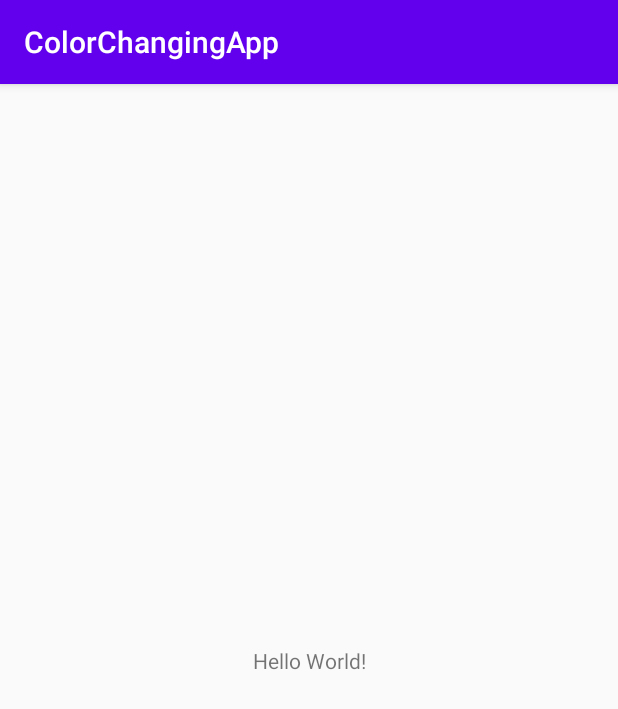
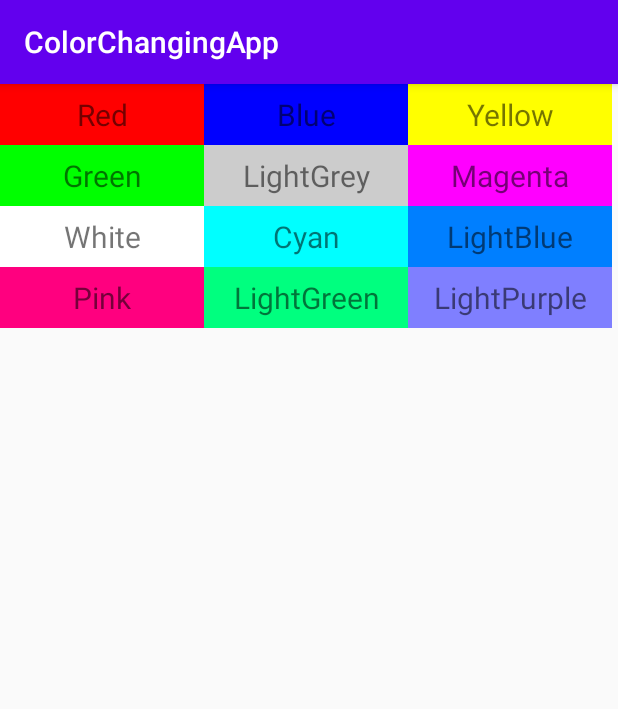
Before and after one commit to annguyen2790/ColorChangingApp, an Android app: the screen it shows after launch (PalletteActivity), on a phone screen of 412 x 824 dp. Shown: the top 709 px of the screen. Run offline under Robolectric (Android 15) with nearby library versions, the phone set to English and light mode, and no system bars.

Commit message:
Achieve the desired behaviours of changing color!

```diff
--- a/app/src/main/java/edu/temple/colorchangingapp/ColorAdapter.java
+++ b/app/src/main/java/edu/temple/colorchangingapp/ColorAdapter.java
@@ -1,19 +1,30 @@
 package edu.temple.colorchangingapp;
 
+import android.content.Context;
+import android.graphics.Color;
+import android.view.Gravity;
 import android.view.View;
 import android.view.ViewGroup;
 import android.widget.BaseAdapter;
+import android.widget.TextView;
+
+import java.util.ArrayList;
 
 public class ColorAdapter extends BaseAdapter {
-
+    private Context context;
+    String [] colors;
+    public ColorAdapter(Context context, String [] colors){
+        this.context = context;
+        this.colors = colors;
+    }
     @Override
     public int getCount() {
-        return 0;
+        return colors.length;
     }
 
     @Override
     public Object getItem(int i) {
-        return null;
+        return colors[i];
     }
 
     @Override
@@ -23,6 +34,26 @@ public class ColorAdapter extends BaseAdapter {
 
     @Override
     public View getView(int i, View view, ViewGroup viewGroup) {
-        return null;
+        TextView textView;
+        if(view == null){
+            textView = new TextView(context);
+            textView.setPadding(10,10,10,10);
+            textView.setWidth(1);
+            textView.setTextSize(20);
+        }
+        else{
+            textView = (TextView) view;
+        }
+        int color [] = {
+                Color.RED, Color.BLUE, Color.YELLOW,
+                Color.GREEN, Color.LTGRAY, Color.MAGENTA,
+                Color.WHITE, Color.CYAN, Color.rgb(0, 127, 255),
+                Color.rgb(255, 0, 127), Color.rgb(0, 255, 127), Color.rgb(127, 127, 255)
+
+        };
+        textView.setBackgroundColor(color[i % color.length]);
+        textView.setGravity(Gravity.CENTER);
+        textView.setText( (String) getItem(i)  );
+        return textView;
     }
 }
--- a/app/src/main/java/edu/temple/colorchangingapp/PalletteActivity.java
+++ b/app/src/main/java/edu/temple/colorchangingapp/PalletteActivity.java
@@ -2,6 +2,7 @@ package edu.temple.colorchangingapp;
 
 import androidx.appcompat.app.AppCompatActivity;
 
+import android.content.Intent;
 import android.os.Bundle;
 import android.view.View;
 import android.widget.AdapterView;
@@ -28,9 +29,12 @@ public class PalletteActivity extends AppCompatActivity {
         gridView.setAdapter(colorAdapter);
 
         gridView.setOnItemClickListener(new AdapterView.OnItemClickListener() {
+            Intent intent = new Intent(PalletteActivity.this, CanvasActivity.class);
             @Override
             public void onItemClick(AdapterView<?> adapterView, View view, int i, long l) {
-                Toast.makeText(PalletteActivity.this, adapterView.getItemAtPosition(i).toString(), Toast.LENGTH_SHORT).show();
+                //Toast.makeText(PalletteActivity.this, adapterView.getItemAtPosition(i).toString(), Toast.LENGTH_SHORT).show();
+                intent.putExtra("Color", adapterView.getItemAtPosition(i).toString());
+                startActivity(intent);
             }
         });
 
--- a/app/src/main/res/layout/pallete_main.xml
+++ b/app/src/main/res/layout/pallete_main.xml
@@ -6,13 +6,13 @@
     android:layout_height="match_parent"
     tools:context=".PalletteActivity">
 
-    <TextView
-        android:layout_width="wrap_content"
-        android:layout_height="wrap_content"
-        android:text="Hello World!"
-        app:layout_constraintBottom_toBottomOf="parent"
-        app:layout_constraintLeft_toLeftOf="parent"
-        app:layout_constraintRight_toRightOf="parent"
+    <GridView
+        android:id="@+id/GridView_Color"
+        android:layout_width="409dp"
+        android:layout_height="354dp"
+        android:columnWidth="1dp"
+        android:numColumns="3"
+        app:layout_constraintStart_toStartOf="parent"
         app:layout_constraintTop_toTopOf="parent" />
 
 </androidx.constraintlayout.widget.ConstraintLayout>
```
Also changed, not shown: app/src/main/java/edu/temple/colorchangingapp/CanvasActivity.java (+43 -0 lines), app/src/main/res/layout/activity_canvas.xml (+12 -0 lines).
